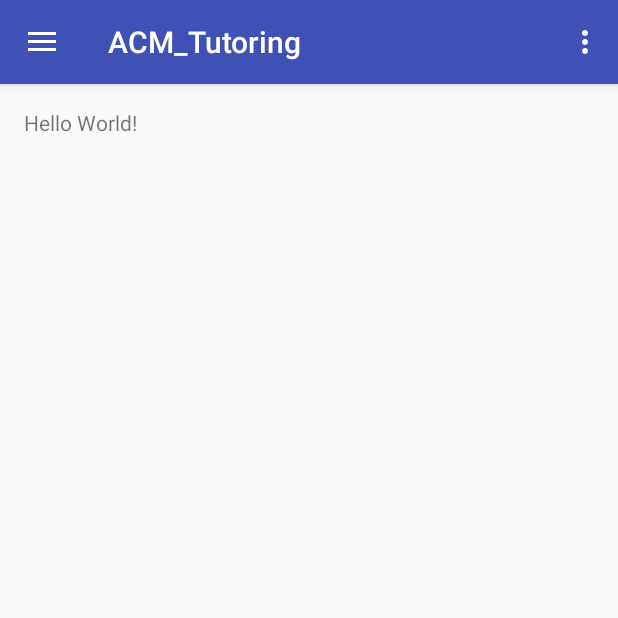
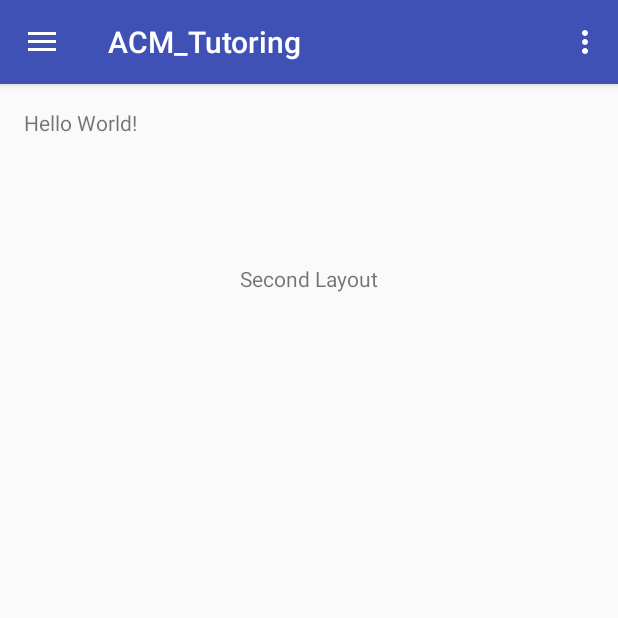
Before and after one commit to amm87/ACMapp, an Android app: the screen it shows after launch (MainActivity), in the side drawer, after a tap on "Second Layout", on a phone screen of 412 x 824 dp, the top half of it. Run offline under Robolectric (Android 15) with nearby library versions, the phone set to English and light mode, and no system bars.

Commit message:
Changed filenames

```diff
--- a/app/src/main/java/com/acm/njit/acm_tutoring/MainActivity.java
+++ b/app/src/main/java/com/acm/njit/acm_tutoring/MainActivity.java
@@ -84,9 +84,9 @@ public class MainActivity extends AppCompatActivity
         int id = item.getItemId();
 
         if (id == R.id.nav_first_layout) {
-            manager.beginTransaction().replace(R.id.content_frame , new FirstFragment()).commit();
+            manager.beginTransaction().replace(R.id.content_frame , new Tutoring()).commit();
         } else if (id == R.id.nav_second_layout) {
-            manager.beginTransaction().replace(R.id.content_frame , new SecondFragment()).commit();
+            manager.beginTransaction().replace(R.id.content_frame , new Sigs()).commit();
         } else if (id == R.id.nav_third_layout) {
             manager.beginTransaction().replace(R.id.content_frame , new ThirdFragment()).commit();
         } else if (id == R.id.nav_share) {
--- /dev/null
+++ b/app/src/main/java/com/acm/njit/acm_tutoring/Sigs.java
@@ -0,0 +1,26 @@
+package com.acm.njit.acm_tutoring;
+
+import android.app.Fragment;
+import android.os.Bundle;
+import android.support.annotation.Nullable;
+import android.view.LayoutInflater;
+import android.view.View;
+import android.view.ViewGroup;
+
+/**
+ * Created by Jesse on 11/5/2016.
+ * Corresponds to tutoring_layoutout.xml
+ */
+
+public class Sigs extends Fragment {
+
+    View viewer;
+
+    @Nullable
+    @Override
+    public View onCreateView(LayoutInflater inflater, ViewGroup container, Bundle savedInstanceState) {
+        viewer = inflater.inflate(R.layout.sigs_layout, container, false);
+        return viewer;
+
+    }
+}
--- /dev/null
+++ b/app/src/main/res/layout/sigs_layout.xml
@@ -0,0 +1,13 @@
+<?xml version="1.0" encoding="utf-8"?>
+<RelativeLayout xmlns:android="http://schemas.android.com/apk/res/android"
+    android:layout_width="match_parent" android:layout_height="match_parent">
+
+    <TextView
+        android:text="Second Layout"
+        android:layout_width="wrap_content"
+        android:layout_height="wrap_content"
+        android:layout_alignParentTop="true"
+        android:layout_centerHorizontal="true"
+        android:layout_marginTop="104dp"
+        android:id="@+id/textView2" />
+</RelativeLayout>
```
Also changed, not shown: app/src/main/java/com/acm/njit/acm_tutoring/Tutoring.java (added, +26 -0 lines), app/src/main/res/layout/tutoring_layout.xml (renamed from app/src/main/res/layout/first_layout.xml).
